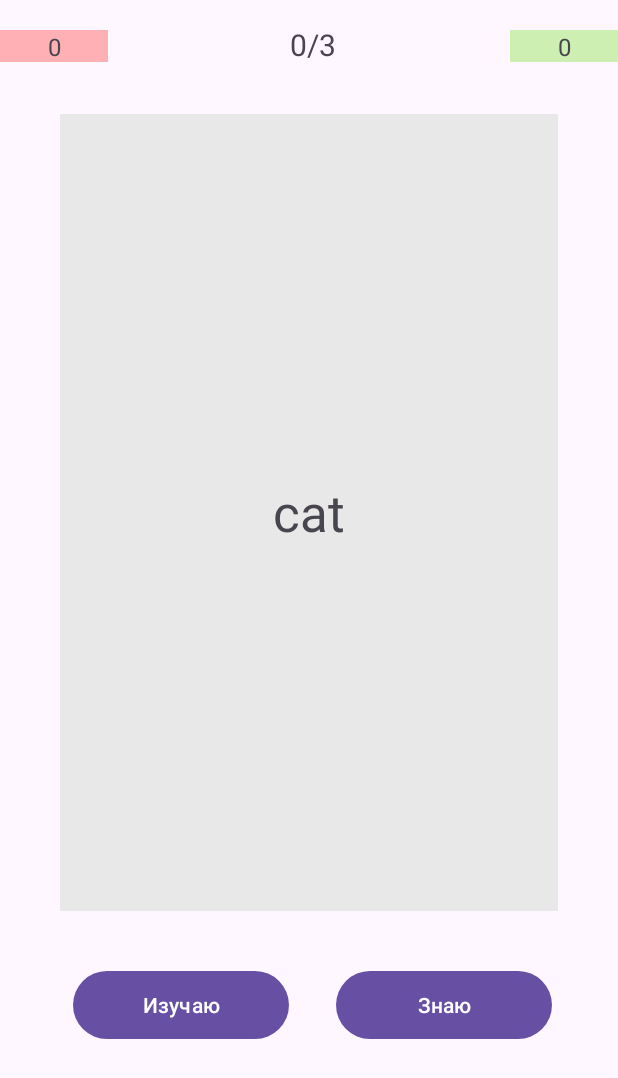
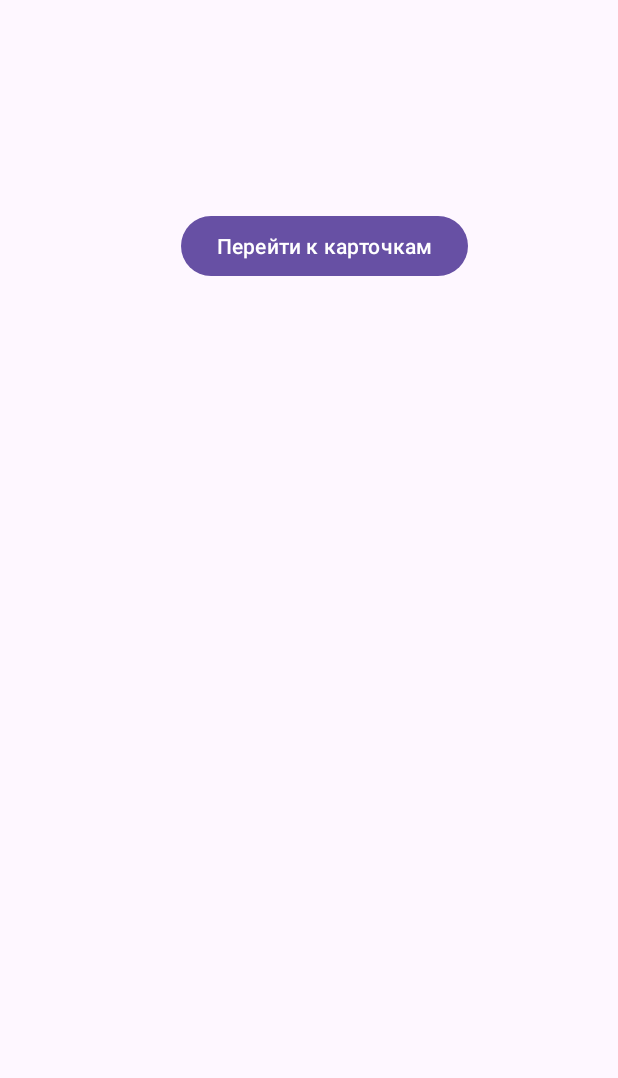
Before and after one commit to ozeemm/Quiz_Cards, an Android app: the screen it shows after launch (MainActivity before the commit, ThemesActivity after it), on a phone screen of 412 x 824 dp. Shown: the top 1078 px of the screen. Run offline under Robolectric (Android 15) with nearby library versions, the phone set to English and light mode, and no system bars.

Commit message:
Добавила ThemesActivity, пока просто переход к карточкам

```diff
--- a/app/src/main/java/com/example/myapplication/MainActivity.java
+++ b/app/src/main/java/com/example/myapplication/Cards_Activity.java
@@ -1,16 +1,19 @@
 package com.example.myapplication;
 
+import android.content.Intent;
+import android.view.View;
 import android.widget.Button;
 import android.widget.TextView;
+import android.widget.Toolbar;
+import androidx.appcompat.app.ActionBar;
 import androidx.appcompat.app.AppCompatActivity;
 import android.os.Bundle;
 import com.example.myapplication.Model.Card;
 import com.example.myapplication.Model.ViewingCards;
 
 import java.util.ArrayList;
-import java.util.concurrent.atomic.AtomicInteger;
 
-public class MainActivity extends AppCompatActivity {
+public class Cards_Activity extends AppCompatActivity {
 
     ViewingCards viewingCards = new ViewingCards();
     Card currCard = new Card();
@@ -18,14 +21,23 @@ public class MainActivity extends AppCompatActivity {
     TextView textViewCount;
     TextView textViewStudy;
     TextView textViewKnow;
-
     Button buttonKnow;
     Button buttonStudy;
 
     @Override
     protected void onCreate(Bundle savedInstanceState) {
         super.onCreate(savedInstanceState);
-        setContentView(R.layout.activity_main);
+        setContentView(R.layout.activity_cards);
+
+        /*getSupportActionBar().setDisplayHomeAsUpEnabled(true);
+        getSupportActionBar().setDisplayShowHomeEnabled(true);
+
+        toolbar.setNavigationOnClickListener(new View.OnClickListener() {
+            @Override
+            public void onClick(View v) {
+                startActivity(new         Intent(getApplicationContext(), ThemesActivity.class));
+            }
+        });*/
 
         Card card1 = new Card();
         card1.setFrontText("cat");
@@ -33,7 +45,7 @@ public class MainActivity extends AppCompatActivity {
 
         Card card2 = new Card();
         card2.setFrontText("dog");
-        card2.setBackText("собака");
+        card2.setBackText("собака ngnfyuj hfyujgyi jufgjyg hjfgjy nhvjh");
 
         Card card3 = new Card();
         card3.setFrontText("rabbit");
--- /dev/null
+++ b/app/src/main/java/com/example/myapplication/ThemesActivity.java
@@ -0,0 +1,23 @@
+package com.example.myapplication;
+
+import android.content.Intent;
+import android.view.View;
+import androidx.appcompat.app.AppCompatActivity;
+import android.os.Bundle;
+
+public class ThemesActivity extends AppCompatActivity {
+
+    @Override
+    protected void onCreate(Bundle savedInstanceState) {
+        super.onCreate(savedInstanceState);
+        setContentView(R.layout.activity_themes);
+
+    }
+
+    public void showNextActivity(View v){
+        Intent intent = new Intent(this, Cards_Activity.class);
+        intent.addFlags(Intent.FLAG_ACTIVITY_REORDER_TO_FRONT);
+        startActivity(intent);
+    }
+
+}
--- a/app/src/main/res/layout/activity_main.xml
+++ b/app/src/main/res/layout/activity_cards.xml
@@ -5,47 +5,48 @@
         xmlns:app="http://schemas.android.com/apk/res-auto"
         android:layout_width="match_parent"
         android:layout_height="match_parent"
-        tools:context=".MainActivity">
+        tools:context=".Cards_Activity">
     <TextView
             android:text="TextView"
             android:layout_width="332dp"
             android:layout_height="531dp" android:id="@+id/textView"
             android:layout_marginEnd="49dp" app:layout_constraintEnd_toEndOf="parent"
-            app:layout_constraintTop_toTopOf="parent" android:layout_marginTop="76dp"
+            app:layout_constraintTop_toTopOf="parent" android:layout_marginTop="132dp"
             app:layout_constraintStart_toStartOf="parent" android:layout_marginStart="49dp" android:clickable="true"
             android:textSize="34sp" android:gravity="center" android:background="#E8E8E8"
-            app:layout_constraintHorizontal_bias="0.526"/>
+            app:layout_constraintHorizontal_bias="0.513" android:rotation="0" android:rotationY="0"/>
     <Button
             android:text="Изучаю"
             android:layout_width="144dp"
             android:layout_height="53dp" android:id="@+id/buttonStudy"
             app:layout_constraintStart_toStartOf="parent" app:layout_constraintEnd_toStartOf="@+id/buttonKnow"
-            android:layout_marginTop="36dp" app:layout_constraintTop_toBottomOf="@id/textView"
-            app:layout_constraintHorizontal_bias="0.607"/>
+            android:layout_marginTop="48dp" app:layout_constraintTop_toBottomOf="@id/textView"
+            app:layout_constraintHorizontal_bias="0.471"/>
     <Button
             android:text="Знаю"
             android:layout_width="144dp"
             android:layout_height="53dp" android:id="@+id/buttonKnow"
-            app:layout_constraintEnd_toEndOf="parent" android:layout_marginEnd="44dp" android:layout_marginTop="36dp"
+            app:layout_constraintEnd_toEndOf="parent" android:layout_marginEnd="44dp" android:layout_marginTop="48dp"
             app:layout_constraintTop_toBottomOf="@id/textView"/>
     <TextView
             android:text="0/0"
             android:layout_width="wrap_content"
             android:layout_height="wrap_content" android:id="@+id/textViewCount"
-            android:layout_marginTop="16dp"
-            app:layout_constraintTop_toTopOf="parent" android:layout_marginEnd="188dp"
-            app:layout_constraintEnd_toEndOf="parent" android:textSize="20sp"/>
+            android:layout_marginTop="28dp"
+            app:layout_constraintTop_toTopOf="parent" android:layout_marginEnd="172dp"
+            app:layout_constraintEnd_toEndOf="parent" android:textSize="30sp"/>
     <TextView
             android:text="0"
             android:layout_width="72dp"
-            android:layout_height="21dp" android:id="@+id/textViewStudy"
+            android:layout_height="28dp" android:id="@+id/textViewStudy"
             android:background="#59FD2C2C" android:gravity="center" app:layout_constraintTop_toTopOf="parent"
-            android:layout_marginTop="20dp" android:textSize="16sp" app:layout_constraintStart_toStartOf="parent"/>
+            android:layout_marginTop="64dp" android:textSize="20sp" app:layout_constraintStart_toStartOf="parent"
+    />
     <TextView
             android:text="0"
             android:layout_width="72dp"
-            android:layout_height="21dp" android:id="@+id/textViewKnow"
+            android:layout_height="28dp" android:id="@+id/textViewKnow"
             android:background="#59FD2C2C" android:gravity="center" app:layout_constraintTop_toTopOf="parent"
-            android:layout_marginTop="20dp" android:backgroundTint="#70DF21"
-            android:textSize="16sp" app:layout_constraintEnd_toEndOf="parent"/>
+            android:layout_marginTop="68dp" android:backgroundTint="#70DF21"
+            android:textSize="20sp" app:layout_constraintEnd_toEndOf="parent"/>
 </androidx.constraintlayout.widget.ConstraintLayout>
--- /dev/null
+++ b/app/src/main/res/layout/activity_themes.xml
@@ -0,0 +1,16 @@
+<?xml version="1.0" encoding="utf-8"?>
+<androidx.constraintlayout.widget.ConstraintLayout
+    xmlns:android="http://schemas.android.com/apk/res/android"
+    xmlns:tools="http://schemas.android.com/tools"
+    xmlns:app="http://schemas.android.com/apk/res-auto"
+    android:layout_width="match_parent"
+    android:layout_height="match_parent"
+    tools:context=".ThemesActivity">
+
+    <Button
+            android:text="Перейти к карточкам"
+            android:layout_width="wrap_content"
+            android:layout_height="wrap_content" android:id="@+id/buttonNext"
+            app:layout_constraintEnd_toEndOf="parent" app:layout_constraintTop_toTopOf="parent"
+            android:layout_marginTop="140dp" android:layout_marginEnd="100dp" android:onClick="showNextActivity"/>
+</androidx.constraintlayout.widget.ConstraintLayout>
```
Also changed, not shown: app/src/main/AndroidManifest.xml (+10 -6 lines).
